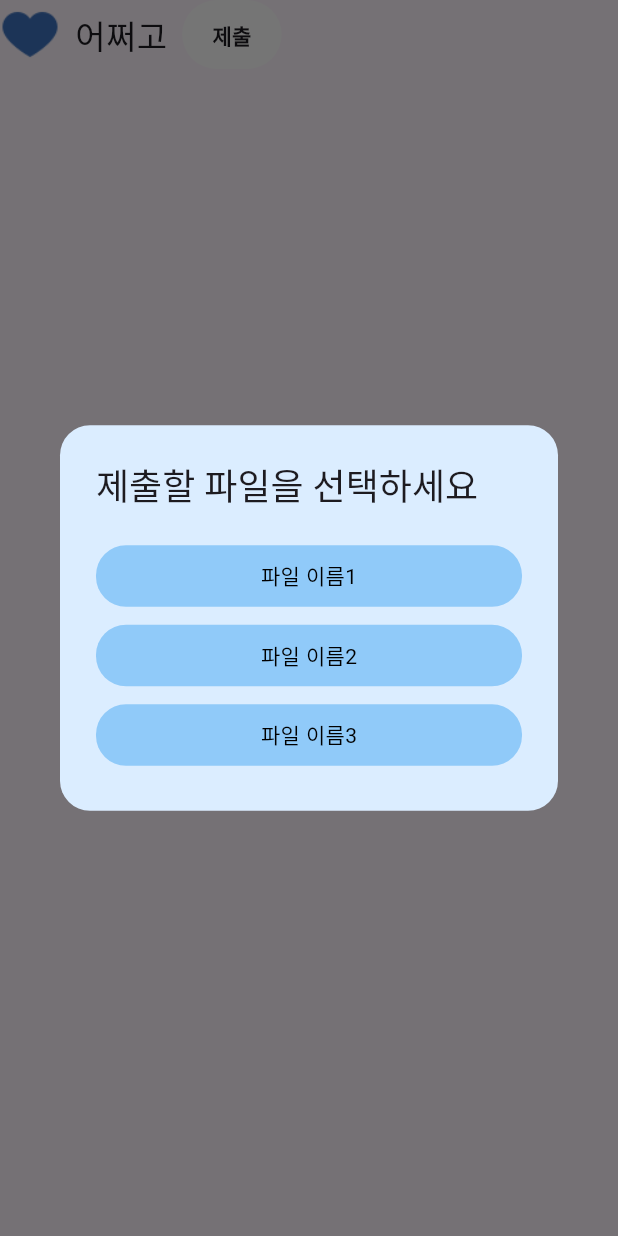
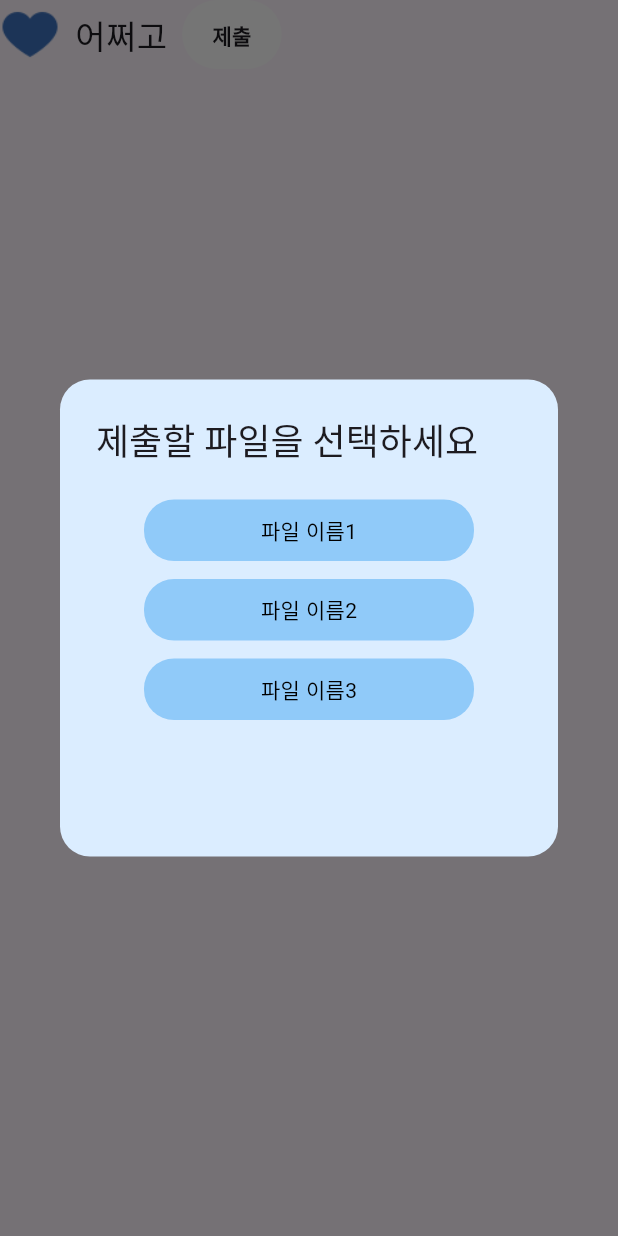
Before and after one commit to zihoo318/MoDit, a Flutter app: the _GroupTaskRow widget shown alone on an empty page, opened directly, after a tap on "제출", on a phone screen of 412 x 824 dp. Run offline on Flutter 3.47's test engine with Material 3 defaults, Android fonts, the phone set to English and light mode, and no system bars; our stand-ins replace firebase_core; accounts and stored records are empty.

```diff
--- a/MoDitApp/lib/main.dart
+++ b/MoDitApp/lib/main.dart
@@ -22,7 +22,7 @@ class MyApp extends StatelessWidget {
     return MaterialApp(
       title: 'MoDitApp',
       theme: ThemeData(),
-      home: const HomeworkManagerScreen(), // 👈 앱 첫 화면을 LoginScreen으로 설정
+      home: const Home(), // 👈 앱 첫 화면을 LoginScreen으로 설정
     );
   }
 }
--- a/MoDitApp/lib/pages/fileSelectPopup.dart
+++ b/MoDitApp/lib/pages/fileSelectPopup.dart
@@ -16,22 +16,22 @@ class FileSelectPopup extends StatelessWidget {
       title: const Text('제출할 파일을 선택하세요'),
       backgroundColor: const Color(0xFFDBEDFF),
       shape: RoundedRectangleBorder(borderRadius: BorderRadius.circular(20)),
-      content: Container(
-        width: double.maxFinite,
-        constraints: const BoxConstraints(
-          maxHeight: 300, // 팝업 내부 최대 높이 지정
-        ),
+      content: SizedBox(
+        width: 300, // 팝업 자체의 가로폭 제한
+        height: 220,
         child: ListView(
           shrinkWrap: true,
           children: fileOptions.map((file) {
             return Padding(
               padding: const EdgeInsets.symmetric(vertical: 6),
+              child: Center(
                 child: GestureDetector(
                   onTap: () {
                     Navigator.pop(context); // 팝업 닫기
-                  onFileSelected(file);    // 선택한 파일 반환
+                    onFileSelected(file);    // 콜백 실행
                   },
                   child: Container(
+                    width: 220, // 버튼 가로폭 줄임
                     alignment: Alignment.center,
                     padding: const EdgeInsets.symmetric(vertical: 10),
                     decoration: BoxDecoration(
@@ -41,6 +41,7 @@ class FileSelectPopup extends StatelessWidget {
                     child: Text(file, style: const TextStyle(color: Colors.black)),
                   ),
                 ),
+              ),
             );
           }).toList(),
         ),
--- a/MoDitApp/lib/pages/homeworkManager.dart
+++ b/MoDitApp/lib/pages/homeworkManager.dart
@@ -36,14 +36,14 @@ class HomeworkManagerScreen extends StatelessWidget {
                     color: const Color(0xFFDBEDFF),
                     borderRadius: BorderRadius.circular(30),
                   ),
-                  child: Column(
+                  child: const Column(
                     crossAxisAlignment: CrossAxisAlignment.start,
-                    children: const [
+                    children: [
                       Text("그룹과제", style: TextStyle(fontSize: 25, fontWeight: FontWeight.bold)),
                       SizedBox(height: 16),
-                      _GroupTaskRow(task: "어쩌고"),
+                      _GroupTaskRow(task: "어쩌고", userName: "가을"),
                       SizedBox(height: 20),
-                      _GroupTaskRow(task: "저쩌고"),
+                      _GroupTaskRow(task: "저쩌고", userName: "가을"),
                     ],
                   ),
                 ),
@@ -68,8 +68,9 @@ class HomeworkManagerScreen extends StatelessWidget {
 
 class _GroupTaskRow extends StatefulWidget {
   final String task;
+  final String userName; // ✅ 추가
 
-  const _GroupTaskRow({required this.task});
+  const _GroupTaskRow({required this.task, required this.userName});
 
   @override
   State<_GroupTaskRow> createState() => _GroupTaskRowState();
@@ -103,7 +104,9 @@ class _GroupTaskRowState extends State<_GroupTaskRow> {
         if (isSubmitted) {
           Navigator.push(
             context,
-            MaterialPageRoute(builder: (_) => const HomeworkCheckScreen(userName: "가을")),
+            MaterialPageRoute(
+              builder: (_) => HomeworkCheckScreen(userName: widget.userName), // ✅ 반영
+            ),
           );
         }
       },
@@ -113,10 +116,7 @@ class _GroupTaskRowState extends State<_GroupTaskRow> {
           const SizedBox(width: 10),
           Text(widget.task, style: const TextStyle(fontSize: 22)),
           const SizedBox(width: 10),
-          Material(
-            color: Colors.transparent,
-            child: InkWell(
-              borderRadius: BorderRadius.circular(30),
+          GestureDetector(
             onTap: _showFileSelectionDialog,
             child: Container(
               padding: const EdgeInsets.symmetric(horizontal: 20, vertical: 13),
@@ -125,13 +125,12 @@ class _GroupTaskRowState extends State<_GroupTaskRow> {
                 borderRadius: BorderRadius.circular(30),
               ),
               child: Row(
-                  mainAxisSize: MainAxisSize.min,
                 children: [
                   const Text("제출", style: TextStyle(fontWeight: FontWeight.bold)),
                   if (isSubmitted) const SizedBox(width: 6),
-                    if (isSubmitted) const Icon(Icons.check, size: 18, color: Colors.green),
+                  if (isSubmitted)
+                    const Icon(Icons.check, size: 18, color: Colors.green),
                 ],
-                ),
               ),
             ),
           ),
```
Also changed, not shown: MoDitApp/lib/pages/home.dart (+23 -11 lines), MoDitApp/lib/pages/homeworkCheck.dart (+44 -3 lines), MoDitApp/lib/pages/join.dart (+13 -0 lines), MoDitApp/lib/pages/login.dart (+12 -19 lines). Lines whose indentation alone changed are shown as unchanged.
